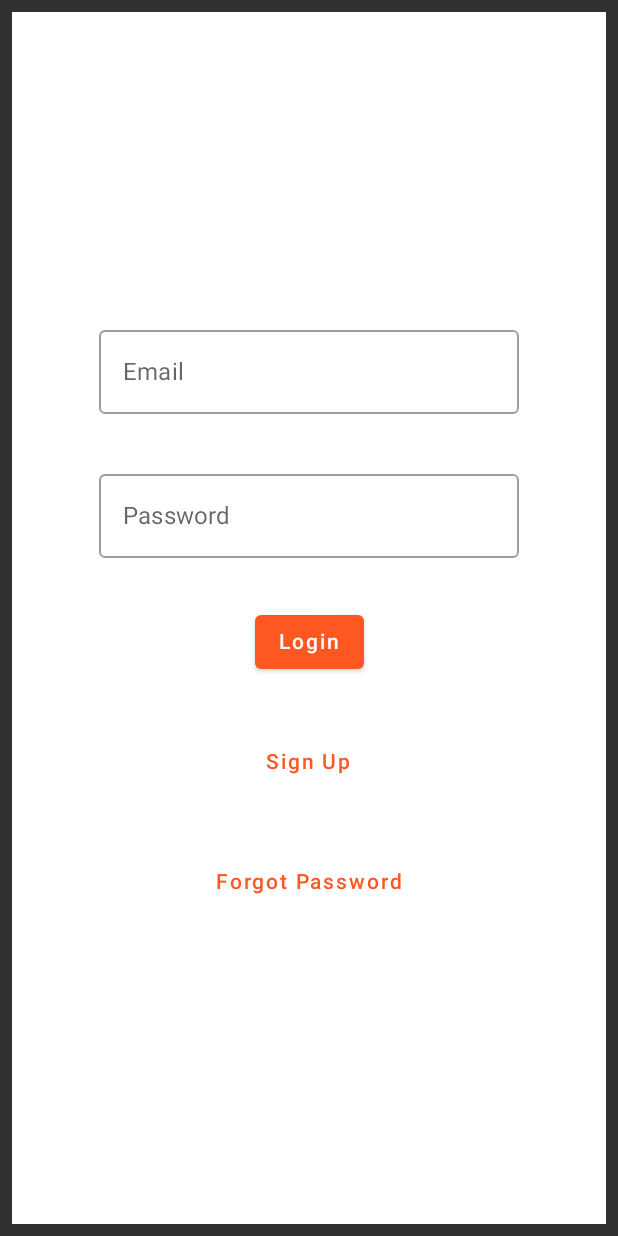
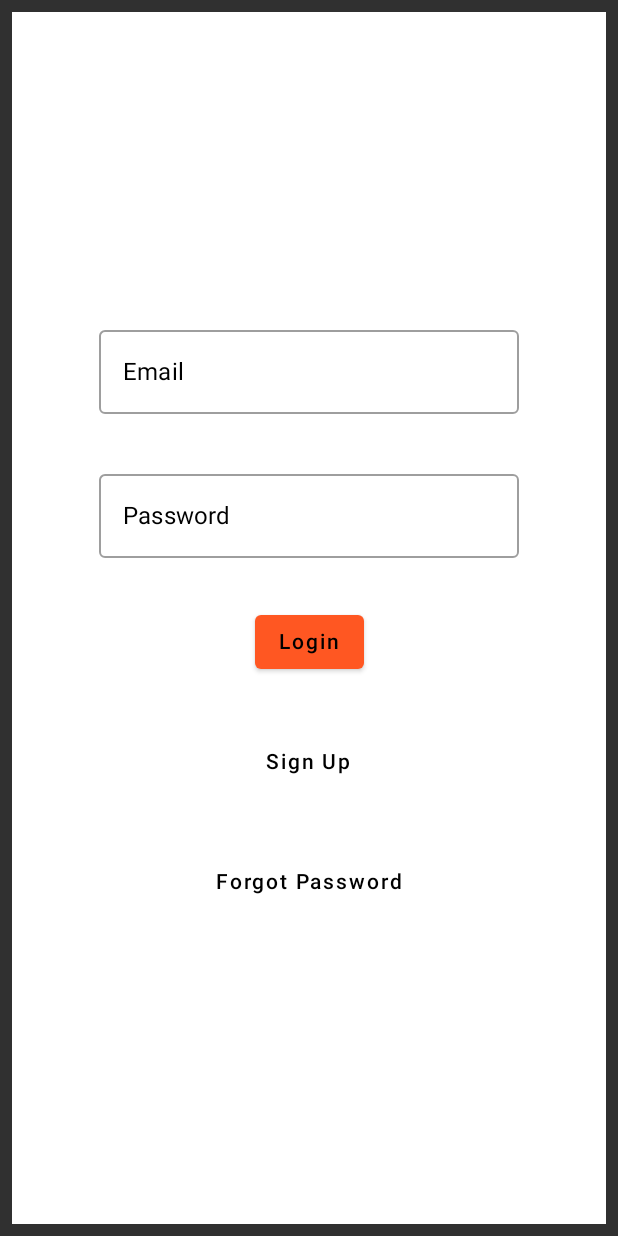
Before and after one commit to aru-ms/Recipegram, an Android app built with Jetpack Compose: the screen it shows after launch (MainActivity), on a phone screen of 412 x 824 dp. Run offline under Robolectric (Android 15) with nearby library versions, the phone set to English and light mode, and no system bars; our stand-ins replace Firebase (no records; nobody signed in at launch, a user with empty details on screens opened directly).

Commit message:
Texto blanco en modo oscuro y negro en claro

```diff
--- a/app/src/main/java/com/alberto/recipegram/MainActivity.kt
+++ b/app/src/main/java/com/alberto/recipegram/MainActivity.kt
@@ -14,6 +14,7 @@ import androidx.compose.material.MaterialTheme.colors
 import androidx.compose.runtime.*
 import androidx.compose.ui.Alignment
 import androidx.compose.ui.Modifier
+import androidx.compose.ui.graphics.Color
 import androidx.compose.ui.platform.LocalContext
 import androidx.compose.ui.text.input.ImeAction
 import androidx.compose.ui.text.input.KeyboardType
@@ -42,7 +43,8 @@ class MainActivity : ComponentActivity() {
         var email by remember { mutableStateOf("") }
         var password by remember { mutableStateOf("") }
         Column(
-            modifier = Modifier.fillMaxSize()
+            modifier = Modifier
+                .fillMaxSize()
                 .background(colors.background),
             verticalArrangement = Arrangement.Center,
             horizontalAlignment = Alignment.CenterHorizontally
@@ -55,7 +57,10 @@ class MainActivity : ComponentActivity() {
                     keyboardType = KeyboardType.Email,
                     imeAction = ImeAction.Next
                 ),
-                modifier = Modifier.padding(16.dp)
+                modifier = Modifier.padding(16.dp),
+                colors = TextFieldDefaults.outlinedTextFieldColors(
+                    //textColor = Color.White
+                )
             )
             OutlinedTextField(
                 value = password,
--- a/app/src/main/java/com/alberto/recipegram/ui/theme/Theme.kt
+++ b/app/src/main/java/com/alberto/recipegram/ui/theme/Theme.kt
@@ -5,10 +5,13 @@ import androidx.compose.foundation.isSystemInDarkTheme
 import androidx.compose.material.MaterialTheme
 import androidx.compose.material.MaterialTheme.shapes
 import androidx.compose.material.MaterialTheme.typography
+import androidx.compose.material.ProvideTextStyle
+import androidx.compose.material.TextFieldDefaults
 import androidx.compose.material.darkColors
 import androidx.compose.material.lightColors
 import androidx.compose.runtime.Composable
-import androidx.compose.ui.graphics.Color
+import androidx.compose.runtime.CompositionLocalProvider
+import androidx.compose.ui.text.TextStyle
 
 @SuppressLint("ConflictingOnColor")
 private val DarkColorScheme = darkColors(
@@ -16,13 +19,14 @@ private val DarkColorScheme = darkColors(
     primary = BrightOrange,
     onPrimary = White,
     secondary = BrightOrange,
-    surface = Black,
+    surface = White,
+    onBackground = White
 )
 
 @SuppressLint("ConflictingOnColor")
 private val LightColorScheme = lightColors(
     background = White,
-    onBackground = White,
+    onBackground = Black,
     primary = BrightOrange,
     onPrimary = White,
     secondary = BrightOrange,
@@ -48,10 +52,18 @@ fun RSRecetasTheme(darkTheme: Boolean = isSystemInDarkTheme(), content: @Composa
         LightColorScheme
     }
 
+    val textFieldColor = TextFieldDefaults.textFieldColors(
+        textColor = MaterialTheme.colors.onBackground
+    )
+
     MaterialTheme(
         colors = colors,
         typography = typography,
         shapes = shapes,
-        content = content
+        content = {
+            ProvideTextStyle(value = TextStyle(color = colors.onBackground)) {
+                content()
+            }
+        }
     )
 }
```
